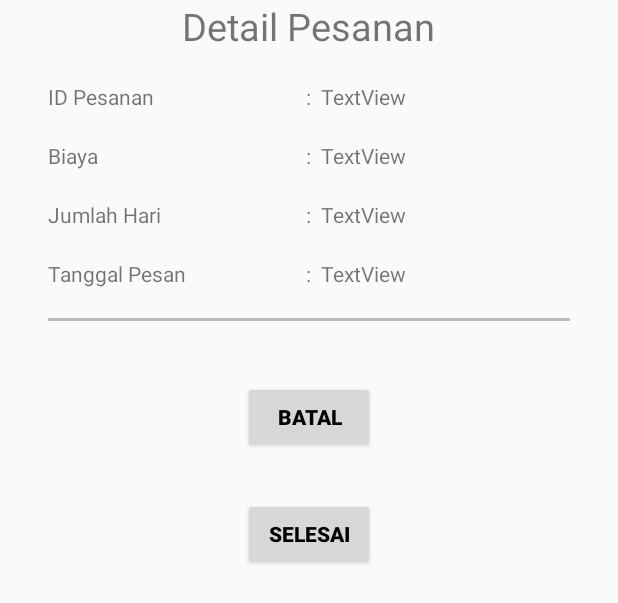
After one commit to mochfahmi7/JHotel_Android, an Android app: the layout activity_selesai_pesanan.xml on its own in the app's theme, with its tools: preview values and no code run, on a phone screen of 412 x 824 dp. The commit adds this screen. Shown: the top 603 px of the screen. Run offline under Robolectric (Android 15) with nearby library versions, the phone set to English and light mode, and no system bars; network calls fail.

Commit message:
Tutam Modul 9

```diff
--- a/app/src/main/AndroidManifest.xml
+++ b/app/src/main/AndroidManifest.xml
@@ -20,7 +20,8 @@
         </activity>
         <activity android:name=".RegisterActivity" />
         <activity android:name=".MainActivity" />
-        <activity android:name=".BuatPesananActivity"></activity>
+        <activity android:name=".BuatPesananActivity" />
+        <activity android:name=".SelesaiPesananActivity"></activity>
     </application>
 
 </manifest>
--- /dev/null
+++ b/app/src/main/res/layout/activity_selesai_pesanan.xml
@@ -0,0 +1,153 @@
+<?xml version="1.0" encoding="utf-8"?>
+<LinearLayout xmlns:android="http://schemas.android.com/apk/res/android"
+    xmlns:app="http://schemas.android.com/apk/res-auto"
+    xmlns:tools="http://schemas.android.com/tools"
+    android:layout_width="match_parent"
+    android:layout_height="match_parent"
+    tools:context=".SelesaiPesananActivity"
+    android:orientation="vertical">
+
+    <LinearLayout
+        android:id="@+id/layoutdetailpesanan"
+        android:layout_gravity="center"
+        android:layout_width="match_parent"
+        android:layout_height="wrap_content"
+        android:orientation="vertical"
+        android:layout_marginLeft="32dp"
+        android:layout_marginRight="32dp">
+        <TextView
+            android:layout_width="wrap_content"
+            android:layout_height="wrap_content"
+            android:layout_gravity="center"
+            android:text="Detail Pesanan"
+            android:textSize="25dp"/>
+
+        <TableRow
+            android:layout_marginTop="20dp"
+            android:layout_width="match_parent"
+            android:layout_height="wrap_content"
+            android:weightSum="2">
+
+            <TextView
+                android:id="@+id/staticIDPesanan"
+                android:layout_width="0dp"
+                android:layout_weight="1"
+                android:layout_height="wrap_content"
+                android:text="ID Pesanan"/>
+            <TextView
+                android:layout_width="wrap_content"
+                android:layout_height="wrap_content"
+                android:text=":"/>
+
+            <TextView
+                android:id="@+id/id_pesanan"
+                android:layout_width="0dp"
+                android:layout_height="wrap_content"
+                android:text="  TextView"
+                android:layout_weight="1"/>
+        </TableRow>
+
+        <TableRow
+            android:layout_marginTop="20dp"
+            android:layout_width="match_parent"
+            android:layout_height="wrap_content"
+            android:weightSum="2">
+
+            <TextView
+                android:id="@+id/staticBiaya"
+                android:layout_width="0dp"
+                android:layout_weight="1"
+                android:layout_height="wrap_content"
+                android:text="Biaya"/>
+            <TextView
+                android:layout_width="wrap_content"
+                android:layout_height="wrap_content"
+                android:text=":"/>
+
+            <TextView
+                android:id="@+id/biaya"
+                android:layout_width="0dp"
+                android:layout_height="wrap_content"
+                android:text="  TextView"
+                android:layout_weight="1"/>
+        </TableRow>
+
+        <TableRow
+            android:layout_marginTop="20dp"
+            android:layout_width="match_parent"
+            android:layout_height="wrap_content"
+            android:weightSum="2">
+
+            <TextView
+                android:id="@+id/staticJmlHari"
+                android:layout_width="0dp"
+                android:layout_weight="1"
+                android:layout_height="wrap_content"
+                android:text="Jumlah Hari"/>
+            <TextView
+                android:layout_width="wrap_content"
+                android:layout_height="wrap_content"
+                android:text=":"/>
+
+            <TextView
+                android:id="@+id/jmlHari"
+                android:layout_width="0dp"
+                android:layout_height="wrap_content"
+                android:text="  TextView"
+                android:layout_weight="1"/>
+        </TableRow>
+
+        <TableRow
+            android:layout_marginTop="20dp"
+            android:layout_width="match_parent"
+            android:layout_height="wrap_content"
+            android:weightSum="2">
+
+            <TextView
+                android:id="@+id/staticTanggalPesan"
+                android:layout_width="0dp"
+                android:layout_weight="1"
+                android:layout_height="wrap_content"
+                android:text="Tanggal Pesan"/>
+            <TextView
+                android:layout_width="wrap_content"
+                android:layout_height="wrap_content"
+                android:text=":"/>
+
+            <TextView
+                android:id="@+id/tanggalpesan"
+                android:layout_width="0dp"
+                android:layout_height="wrap_content"
+                android:text="  TextView"
+                android:layout_weight="1"/>
+        </TableRow>
+
+        <View
+            android:layout_marginTop="20dp"
+            android:layout_width="match_parent"
+            android:layout_height="2dp"
+            android:background="#bbb"/>
+
+        <Button
+            android:id="@+id/batal"
+            android:layout_width="wrap_content"
+            android:layout_height="wrap_content"
+            android:layout_gravity="center"
+            android:layout_marginTop="40dp"
+            android:text="BATAL"
+            android:textColor="#000000"
+            android:textStyle="bold" />
+
+        <Button
+            android:id="@+id/selesai"
+            android:layout_width="wrap_content"
+            android:layout_height="wrap_content"
+            android:layout_gravity="center"
+            android:layout_marginTop="30dp"
+            android:text="SELESAI"
+            android:textColor="#000000"
+            android:textStyle="bold" />
+
+    </LinearLayout>
+
+</LinearLayout>
```
Also changed, not shown: app/src/main/java/jhotel/com/jhotel_android_mochfahmi/BuatPesananActivity.java (+12 -3 lines), app/src/main/java/jhotel/com/jhotel_android_mochfahmi/MainActivity.java (+13 -4 lines), app/src/main/java/jhotel/com/jhotel_android_mochfahmi/PesananBatalRequest.java (added, +33 -0 lines), app/src/main/java/jhotel/com/jhotel_android_mochfahmi/PesananFetchRequest.java (added, +23 -0 lines), app/src/main/java/jhotel/com/jhotel_android_mochfahmi/PesananSelesaiRequest.java (added, +34 -0 lines), app/src/main/java/jhotel/com/jhotel_android_mochfahmi/SelesaiPesananActivity.java (added, +163 -0 lines), app/src/main/res/layout/activity_main.xml (+17 -0 lines).
